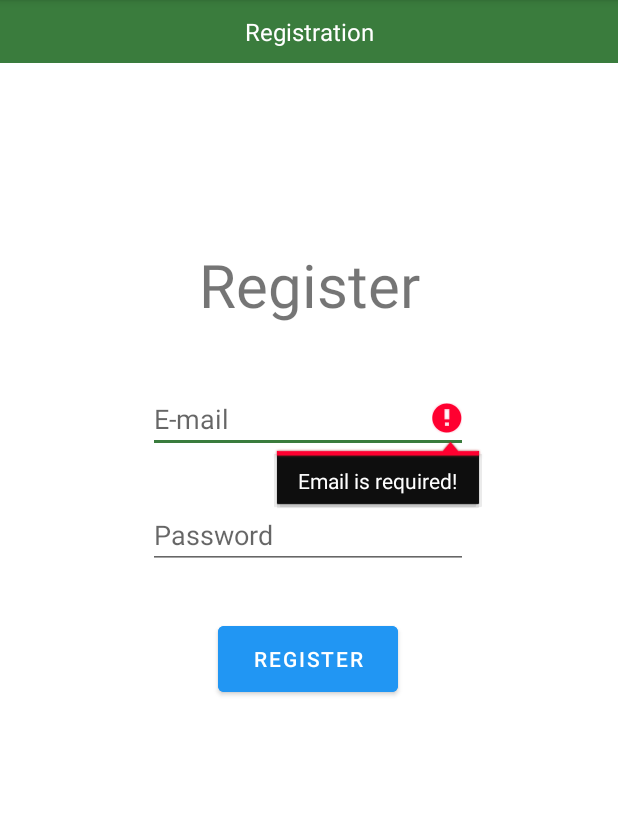
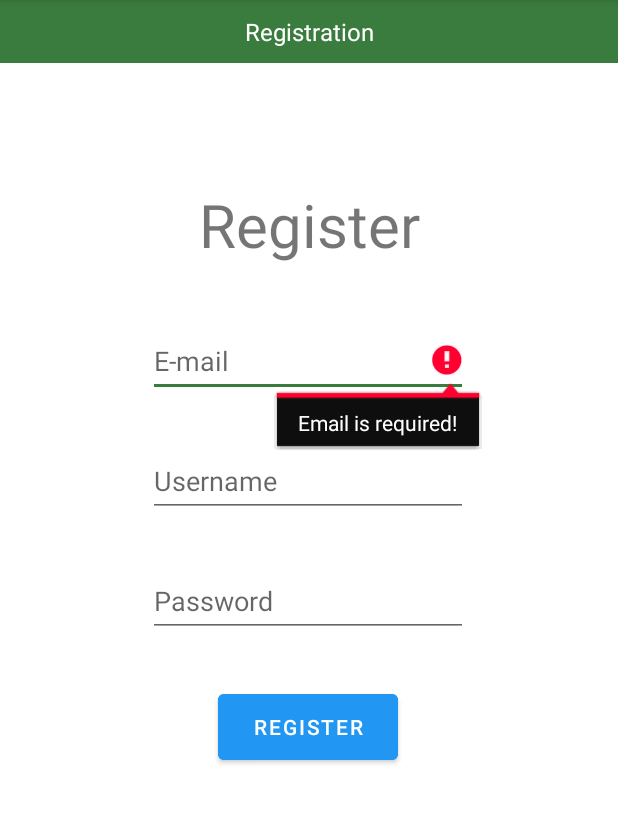
Before and after one commit to CheesyBen1/GoGreen, an Android app: the SignUpPage screen opened directly, with no data from a screen before it, after a tap on "REGISTER", on a phone screen of 412 x 824 dp, the part 84-908 px from its top. Run offline under Robolectric (Android 15) with nearby library versions, the phone set to English and light mode, and no system bars; our stand-ins replace Firebase (no records; nobody signed in at launch, a user with empty details on screens opened directly).

Commit message:
fixed database, stupid bug just add url to getInstance()
added username functionality to register and profile

```diff
--- a/app/build.gradle
+++ b/app/build.gradle
@@ -45,9 +45,7 @@ dependencies {
     implementation 'androidx.appcompat:appcompat:1.4.1'
     implementation 'com.google.android.material:material:1.5.0'
     implementation 'androidx.constraintlayout:constraintlayout:2.1.3'
-    implementation 'com.google.firebase:firebase-auth-ktx'
-    implementation platform('com.google.firebase:firebase-bom:29.3.0')
-    implementation 'com.google.firebase:firebase-analytics-ktx'
+    implementation 'com.google.firebase:firebase-auth-ktx:21.0.3'
     implementation 'com.google.firebase:firebase-auth:21.0.3'
     implementation 'com.google.firebase:firebase-database-ktx:20.0.4'
     implementation 'com.google.firebase:firebase-database:20.0.4'
--- a/app/src/main/AndroidManifest.xml
+++ b/app/src/main/AndroidManifest.xml
@@ -1,7 +1,7 @@
 <?xml version="1.0" encoding="utf-8"?>
 <manifest xmlns:android="http://schemas.android.com/apk/res/android"
     package="com.example.gogreen">
-
+    <uses-permission android:name="android.permission.INTERNET" />
     <application
         android:allowBackup="true"
         android:icon="@mipmap/ic_launcher"
--- a/app/src/main/java/com/example/gogreen/LogInPage.kt
+++ b/app/src/main/java/com/example/gogreen/LogInPage.kt
@@ -83,7 +83,7 @@ class LogInPage : AppCompatActivity() {
                 } else {
                     // If sign in fails, display a message to the user.
                     Log.w(TAG, "signInWithEmail:failure", task.exception)
-                    Toast.makeText(baseContext, "Failed to Login!",
+                    Toast.makeText(baseContext, task.exception?.message,
                         Toast.LENGTH_SHORT).show()
                     //updateUI(null)
 
--- a/app/src/main/java/com/example/gogreen/SignUpPage.kt
+++ b/app/src/main/java/com/example/gogreen/SignUpPage.kt
@@ -24,9 +24,9 @@ import com.google.firebase.ktx.Firebase
 
 class SignUpPage : AppCompatActivity() {
 
+    private lateinit var auth: FirebaseAuth
     private lateinit var database: DatabaseReference
 
-    private lateinit var auth: FirebaseAuth
     private var email: String = ""
     private var username: String = ""
     private var password: String = ""
@@ -37,10 +37,11 @@ class SignUpPage : AppCompatActivity() {
         supportActionBar?.setDisplayHomeAsUpEnabled(true)
 
         auth = Firebase.auth
-        database = Firebase.database.reference
+        database = FirebaseDatabase.getInstance("https://assignmentauth-1112b-default-rtdb.asia-southeast1.firebasedatabase.app/").getReference("UsersDB")
+
 
         email = findViewById<EditText>(R.id.textRegisterEmail).text.toString()
-        //username = findViewById<EditText>(R.id.textRegisterName).text.toString()
+        username = findViewById<EditText>(R.id.textRegisterName).text.toString()
         password = findViewById<EditText>(R.id.textRegisterPass).text.toString()
 
         val btnRegister: Button = findViewById(R.id.registerBtn)
@@ -48,7 +49,7 @@ class SignUpPage : AppCompatActivity() {
 
         btnRegister.setOnClickListener(){
             email = findViewById<EditText>(R.id.textRegisterEmail).text.toString()
-            //username = findViewById<EditText>(R.id.textRegisterName).text.toString()
+            username = findViewById<EditText>(R.id.textRegisterName).text.toString()
             password = findViewById<EditText>(R.id.textRegisterPass).text.toString()
 
             if(email.isEmpty()){
@@ -59,10 +60,10 @@ class SignUpPage : AppCompatActivity() {
                 findViewById<EditText>(R.id.textRegisterEmail).error = "Valid email is required!"
                 findViewById<EditText>(R.id.textRegisterEmail).requestFocus()
             }
-//            else if(username.isEmpty()){
-//                findViewById<EditText>(R.id.textRegisterName).error = "Username is required!"
-//                findViewById<EditText>(R.id.textRegisterName).requestFocus()
-//            }
+            else if(username.isEmpty()){
+                findViewById<EditText>(R.id.textRegisterName).error = "Username is required!"
+                findViewById<EditText>(R.id.textRegisterName).requestFocus()
+            }
             else if(password.isEmpty()){
                 findViewById<EditText>(R.id.textRegisterPass).error = "Password is required!"
                 findViewById<EditText>(R.id.textRegisterPass).requestFocus()
@@ -75,6 +76,11 @@ class SignUpPage : AppCompatActivity() {
                 createAccount(email, password)
             }
         }
+
+
+
+
+
     }
 
 
@@ -83,6 +89,7 @@ class SignUpPage : AppCompatActivity() {
 
         val currentUser = auth.currentUser
         if(currentUser != null){
+            auth.signOut()
             reload();
         }
 
@@ -97,7 +104,7 @@ class SignUpPage : AppCompatActivity() {
                     Toast.makeText(baseContext, "Registration successful.",Toast.LENGTH_SHORT).show()
                     val user = auth.currentUser
 
-                  // writeNewUser(user?.uid.toString(), username, email)
+                    writeNewUser(auth.currentUser?.uid.toString(), username, email)
 
 
                     //updateUI(user)
@@ -105,7 +112,7 @@ class SignUpPage : AppCompatActivity() {
                 } else {
                     // If sign in fails, display a message to the user.
                     Log.w(TAG, "createUserWithEmail:failure", task.exception)
-                    Toast.makeText(baseContext, "Registration failed.",
+                    Toast.makeText(baseContext, task.exception?.message,
                         Toast.LENGTH_SHORT).show()
                     //updateUI(null)
                 }
@@ -116,18 +123,9 @@ class SignUpPage : AppCompatActivity() {
 
 
     private fun writeNewUser(userId: String, username: String, email: String){
-        val user = User(username, email)
+        val newUser = User(userId, username, email)
 
-
-        database.child("users").child(userId).setValue(user).addOnCompleteListener(this){
-            task->
-            if(task.isSuccessful){
-                Toast.makeText(baseContext, "Pog.",Toast.LENGTH_SHORT).show()
-            }
-            else{
-                Toast.makeText(baseContext, "Not Pog.",Toast.LENGTH_SHORT).show()
-            }
-        }
+        database.child("userTable").child(newUser.userId).setValue(newUser)
 
     }
 
--- a/app/src/main/res/layout/activity_log_in_page.xml
+++ b/app/src/main/res/layout/activity_log_in_page.xml
@@ -16,7 +16,7 @@
         app:layout_constraintEnd_toEndOf="parent"
         app:layout_constraintStart_toStartOf="parent"
         app:layout_constraintTop_toBottomOf="@+id/tvLoginTitle"
-        app:layout_constraintVertical_bias="0.18" />
+        app:layout_constraintVertical_bias="0.120000005" />
 
     <TextView
         android:id="@+id/tvLoginTitle"
@@ -40,6 +40,7 @@
         android:ems="10"
         android:hint="@string/email_textbox"
         android:inputType="textEmailAddress"
+        android:minHeight="48dp"
         app:layout_constraintEnd_toEndOf="parent"
         app:layout_constraintHorizontal_bias="0.497"
         app:layout_constraintStart_toStartOf="parent"
@@ -53,6 +54,7 @@
         android:ems="10"
         android:hint="@string/password_textbox"
         android:inputType="textPassword"
+        android:minHeight="48dp"
         app:layout_constraintStart_toStartOf="@+id/textLoginEmail"
         app:layout_constraintTop_toBottomOf="@+id/textLoginEmail" />
 
--- a/app/src/main/res/layout/activity_main.xml
+++ b/app/src/main/res/layout/activity_main.xml
@@ -31,4 +31,5 @@
         app:layout_constraintRight_toRightOf="parent"
         app:layout_constraintTop_toTopOf="parent"
         app:layout_constraintVertical_bias="0.39999998" />
+
 </androidx.constraintlayout.widget.ConstraintLayout>
--- a/app/src/main/res/layout/activity_profile.xml
+++ b/app/src/main/res/layout/activity_profile.xml
@@ -7,7 +7,7 @@
     tools:context=".profile">
 
     <TextView
-        android:id="@+id/test"
+        android:id="@+id/tvLoggedName"
         android:layout_width="66dp"
         android:layout_height="0dp"
         android:text="profile"
@@ -19,8 +19,8 @@
         android:layout_width="wrap_content"
         android:layout_height="wrap_content"
         android:backgroundTint="@color/design_default_color_error"
-        android:text="Button"
+        android:text="Log out"
         android:textColor="@color/white"
         app:layout_constraintStart_toStartOf="parent"
-        app:layout_constraintTop_toBottomOf="@+id/test" />
+        app:layout_constraintTop_toBottomOf="@+id/tvLoggedName" />
 </androidx.constraintlayout.widget.ConstraintLayout>
--- a/app/src/main/res/layout/activity_sign_up_page.xml
+++ b/app/src/main/res/layout/activity_sign_up_page.xml
@@ -29,7 +29,7 @@
         app:layout_constraintEnd_toEndOf="parent"
         app:layout_constraintStart_toStartOf="parent"
         app:layout_constraintTop_toBottomOf="@+id/tvRegistration"
-        app:layout_constraintVertical_bias="0.18" />
+        app:layout_constraintVertical_bias="0.120000005" />
 
     <EditText
         android:id="@+id/textRegisterEmail"
@@ -39,10 +39,25 @@
         android:ems="10"
         android:hint="@string/email_textbox"
         android:inputType="textEmailAddress"
+        android:minHeight="48dp"
         app:layout_constraintEnd_toEndOf="parent"
         app:layout_constraintHorizontal_bias="0.497"
         app:layout_constraintStart_toStartOf="parent"
         app:layout_constraintTop_toBottomOf="@+id/tvRegister" />
+
+    <EditText
+        android:id="@+id/textRegisterName"
+        android:layout_width="wrap_content"
+        android:layout_height="wrap_content"
+        android:layout_marginTop="32dp"
+        android:ems="10"
+        android:hint="@string/username_textbox"
+        android:inputType="textPersonName"
+        android:minHeight="48dp"
+        app:layout_constraintEnd_toEndOf="parent"
+        app:layout_constraintHorizontal_bias="0.497"
+        app:layout_constraintStart_toStartOf="parent"
+        app:layout_constraintTop_toBottomOf="@+id/textRegisterEmail" />
 
     <EditText
         android:id="@+id/textRegisterPass"
@@ -52,8 +67,9 @@
         android:ems="10"
         android:hint="@string/password_textbox"
         android:inputType="textPassword"
+        android:minHeight="48dp"
         app:layout_constraintStart_toStartOf="@+id/textRegisterEmail"
-        app:layout_constraintTop_toBottomOf="@+id/textRegisterEmail" />
+        app:layout_constraintTop_toBottomOf="@+id/textRegisterName" />
 
     <TextView
         android:id="@+id/tvRegistration"
--- a/app/src/main/res/layout/fragment_activities.xml
+++ b/app/src/main/res/layout/fragment_activities.xml
@@ -3,7 +3,7 @@
     xmlns:tools="http://schemas.android.com/tools"
     android:layout_width="match_parent"
     android:layout_height="match_parent"
-    tools:context=".activitiesFragment">
+    tools:context=".fragments.activitiesFragment">
 
     <!-- TODO: Update blank fragment layout -->
     <TextView
--- a/app/src/main/res/layout/fragment_news.xml
+++ b/app/src/main/res/layout/fragment_news.xml
@@ -3,7 +3,7 @@
     xmlns:tools="http://schemas.android.com/tools"
     android:layout_width="match_parent"
     android:layout_height="match_parent"
-    tools:context=".newsFragment">
+    tools:context=".fragments.newsFragment">
 
     <!-- TODO: Update blank fragment layout -->
     <TextView
```
Also changed, not shown: app/src/main/java/com/example/gogreen/MainActivity.kt (+7 -0 lines), app/src/main/java/com/example/gogreen/fragments/donationFragment.kt (+38 -0 lines), app/src/main/java/com/example/gogreen/models/user.kt (+4 -8 lines), app/src/main/java/com/example/gogreen/profile.kt (+23 -6 lines), app/src/main/res/layout/fragment_donation.xml (+19 -6 lines), 1 other file.
